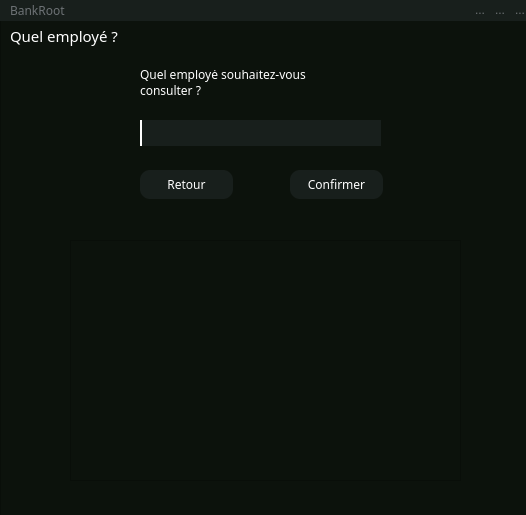
Above: quel_employe.ui from SparqueeZ/Bank-Root before the change. Below: the same form after it.
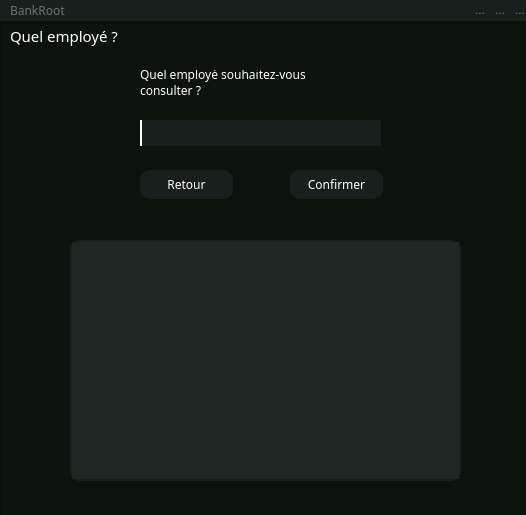
That is the form after the change. Icons and pictures are not drawn.

Commit message: GUI amélioré

Diff of the .ui file:
```diff
--- a/quel_employe.ui
+++ b/quel_employe.ui
@@ -297,6 +297,67 @@
       <height>241</height>
      </rect>
     </property>
+    <property name="styleSheet">
+     <string notr="true">/* Style pour la ScrollArea */
+QScrollArea {
+    border: 2px solid #181F1C; /* Bordure sombre */
+    border-radius: 10px; /* Coins arrondis */
+}
+
+/* Style pour le contenu interne */
+QScrollArea QWidget {
+    background-color: #1E2723; /* Couleur de fond sombre */
+}
+
+/* Style pour la barre de défilement verticale */
+QScrollBar:vertical {
+    border: none;
+    background: #1E2723; /* Fond sombre */
+    width: 10px; /* Largeur */
+    margin: 0px 0px 0px 0px;
+}
+
+/* Style pour la poignée de la barre de défilement verticale */
+QScrollBar::handle:vertical {
+    background: #35443D; /* Couleur de la poignée */
+    min-height: 20px; /* Hauteur minimale */
+    border-radius: 5px; /* Coins arrondis */
+}
+
+/* Style pour les boutons de la barre de défilement verticale */
+QScrollBar::add-line:vertical {
+    background: none;
+}
+
+QScrollBar::sub-line:vertical {
+    background: none;
+}
+
+/* Style pour la barre de défilement horizontale */
+QScrollBar:horizontal {
+    border: none;
+    background: #1E2723; /* Fond sombre */
+    height: 10px; /* Hauteur */
+    margin: 0px 0px 0px 0px;
+}
+
+/* Style pour la poignée de la barre de défilement horizontale */
+QScrollBar::handle:horizontal {
+    background: #35443D; /* Couleur de la poignée */
+    min-width: 20px; /* Largeur minimale */
+    border-radius: 5px; /* Coins arrondis */
+}
+
+/* Style pour les boutons de la barre de défilement horizontale */
+QScrollBar::add-line:horizontal {
+    background: none;
+}
+
+QScrollBar::sub-line:horizontal {
+    background: none;
+}
+</string>
+    </property>
     <property name="widgetResizable">
      <bool>true</bool>
     </property>
@@ -305,8 +366,8 @@
       <rect>
        <x>0</x>
        <y>0</y>
-       <width>389</width>
-       <height>239</height>
+       <width>387</width>
+       <height>237</height>
       </rect>
      </property>
     </widget>
```
The commit also changes 6 other files.
